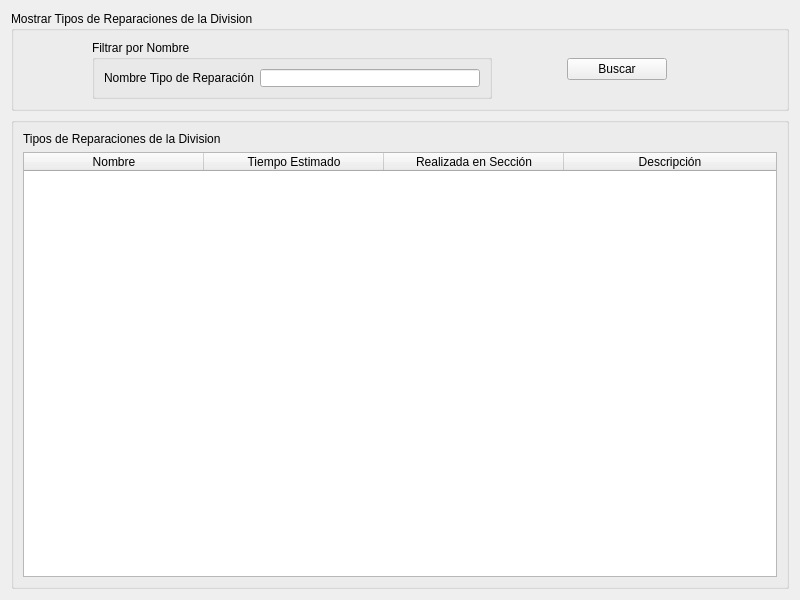
Before: the Qt Designer form src/ui/WidgetMostrarTiposDeReparaciones.ui in guilleurrutia10/division-transporte, drawn with Qt 5.
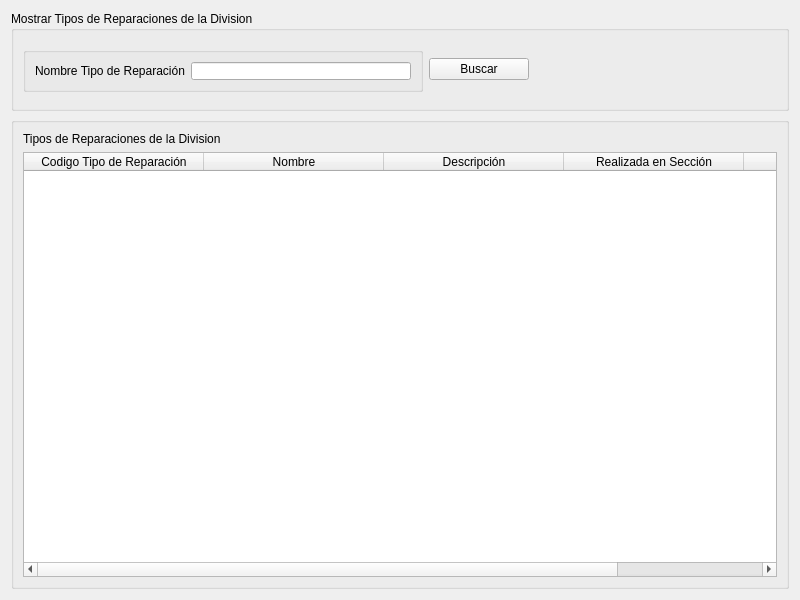
After: the same form once the commit is applied.

Commit message: Funcionalidad Tipos de Reparaciones completa (alta y listado)

```diff
--- a/src/ui/WidgetMostrarTiposDeReparaciones.ui
+++ b/src/ui/WidgetMostrarTiposDeReparaciones.ui
@@ -49,11 +49,11 @@
         <property name="maximumSize">
          <size>
           <width>300</width>
-          <height>16777215</height>
+          <height>45</height>
          </size>
         </property>
         <property name="title">
-         <string>Filtrar por Nombre</string>
+         <string/>
         </property>
         <layout class="QFormLayout" name="formLayout">
          <property name="fieldGrowthPolicy">
@@ -104,11 +104,11 @@
          <enum>Qt::Horizontal</enum>
         </property>
         <property name="sizeType">
-         <enum>QSizePolicy::Minimum</enum>
+         <enum>QSizePolicy::Expanding</enum>
         </property>
         <property name="sizeHint" stdset="0">
          <size>
-          <width>40</width>
+          <width>60</width>
           <height>20</height>
          </size>
         </property>
@@ -150,26 +150,31 @@
         <attribute name="horizontalHeaderStretchLastSection">
          <bool>true</bool>
         </attribute>
+        <column>
+         <property name="text">
+          <string>Codigo Tipo de Reparación</string>
+         </property>
+        </column>
         <column>
          <property name="text">
           <string>Nombre</string>
          </property>
         </column>
-        <column>
-         <property name="text">
-          <string>Tiempo Estimado</string>
-         </property>
-        </column>
-        <column>
-         <property name="text">
-          <string>Realizada en Sección</string>
-         </property>
-        </column>
         <column>
          <property name="text">
           <string>Descripción</string>
          </property>
         </column>
+        <column>
+         <property name="text">
+          <string>Realizada en Sección</string>
+         </property>
+        </column>
+        <column>
+         <property name="text">
+          <string>Tiempo Estimado</string>
+         </property>
+        </column>
        </widget>
       </item>
      </layout>
```
The commit also changes 19 other files.
